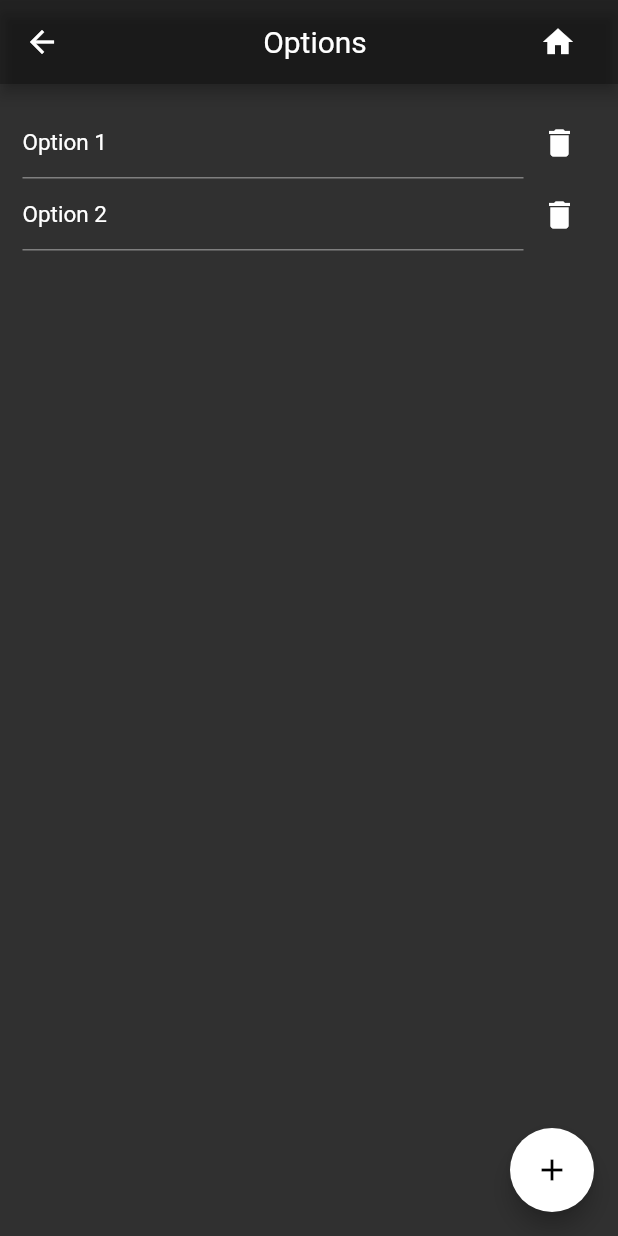
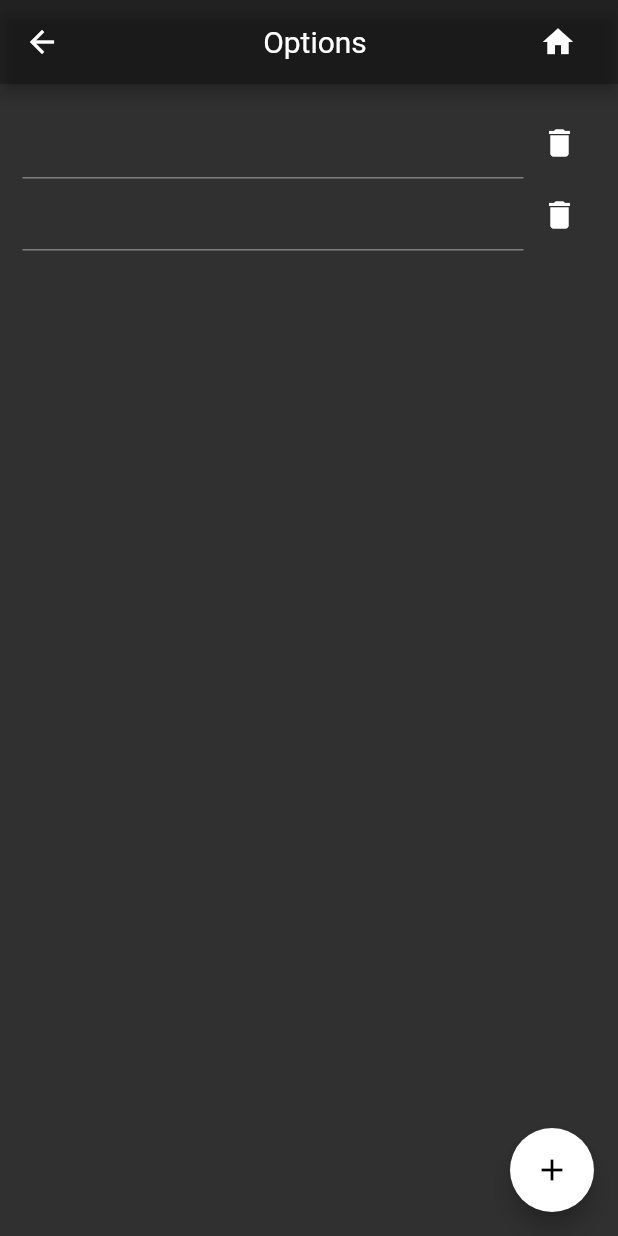
Before and after one commit to BogyMitutoyoCTL/Praktikums-App-2023-05, a Flutter app: the EditEntscheidungen screen opened directly, after a tap on the "add" icon, after a tap on the "edit" icon, on a phone screen of 412 x 824 dp. Run offline on Flutter 3.47's test engine with Material 2 defaults, Android fonts, the phone set to English and light mode, and no system bars; generated files the repository leaves out were written again.

Commit message:
fix #44 Decision 1 and Decision 2 are deleted. When a new decision is created two empty options are created whenever the option-widget is entered and no decisions are available

```diff
--- a/decision_making_app/lib/Datenbank.dart
+++ b/decision_making_app/lib/Datenbank.dart
@@ -1,3 +1,5 @@
+import 'package:decision_making_app/Option.dart';
+
 import 'Entscheidung.dart';
 import 'package:collection/collection.dart';
 
@@ -28,6 +30,15 @@ class Datenbank {
           entscheidung2.optionen.remove(temp);
           j--;
         }
+      }
+    }
+  }
+
+  void addEmptyOptions(Entscheidung ausgewaehlteEntscheidung) {
+    int anzahlLeereOptionen = 2;
+    if (ausgewaehlteEntscheidung.optionen.length == 0) {
+      for (int i = 0; i < anzahlLeereOptionen; i++) {
+        ausgewaehlteEntscheidung.add("");
       }
     }
   }
--- a/decision_making_app/lib/EditEntscheidungen.dart
+++ b/decision_making_app/lib/EditEntscheidungen.dart
@@ -51,10 +51,7 @@ class _EditEntscheidungenState extends State<EditEntscheidungen> {
           Expanded(
             child: TextField(
               controller: controlUndEntscheidung.controller,
-              style: Theme
-                  .of(context)
-                  .textTheme
-                  .displaySmall,
+              style: Theme.of(context).textTheme.displaySmall,
             ),
           ),
           Row(
@@ -121,8 +118,8 @@ class _EditEntscheidungenState extends State<EditEntscheidungen> {
             ControllerUndEntscheidung();
         controllerUndEntscheidung.add(controlUndEntscheidung);
         controlUndEntscheidung.entscheidung = neueEntscheidung;
-        controlUndEntscheidung.entscheidung.optionen.add(Option("Option 1"));
-        controlUndEntscheidung.entscheidung.optionen.add(Option("Option 2"));
+        controlUndEntscheidung.entscheidung.optionen.add(Option(""));
+        controlUndEntscheidung.entscheidung.optionen.add(Option(""));
         controlUndEntscheidung.controller.text =
             controlUndEntscheidung.entscheidung.fragestellung;
         controlUndEntscheidung.controller.addListener(() {
@@ -141,13 +138,13 @@ class _EditEntscheidungenState extends State<EditEntscheidungen> {
   }
 
   void bearbeiten(Entscheidung aktuelleEntscheidung) {
+    datenbank.addEmptyOptions(aktuelleEntscheidung);
     Navigator.of(context)
         .push(MaterialPageRoute(
             builder: (context) => EditOptionen(aktuelleEntscheidung)))
         .then(refresh);
   }
 
-
   FutureOr refresh(value) {
     setState(() {});
   }
```
Lines whose indentation alone changed are shown as unchanged.
